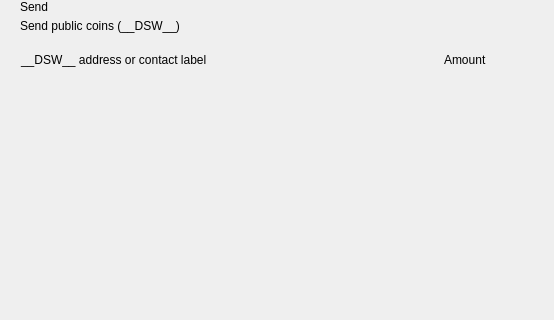
Qt form src/qt/pivx/forms/send.ui (decenomy/DSW) before a commit; both pictures show x 0 to 554 and y 0 to 320 of the 893 by 700 pixel window.
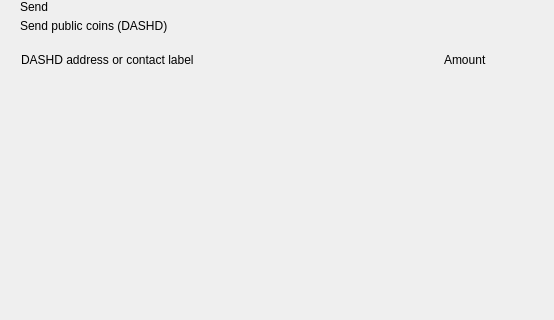
The same form after that commit. Custom widgets are drawn as their Qt base class.

```diff
--- a/src/qt/pivx/forms/send.ui
+++ b/src/qt/pivx/forms/send.ui
@@ -81,7 +81,7 @@
             <item>
              <widget class="QLabel" name="labelSubtitle1">
               <property name="text">
-               <string>Send public coins (__DSW__)</string>
+               <string>Send public coins (DASHD)</string>
               </property>
              </widget>
             </item>
@@ -141,7 +141,7 @@
              <string notr="true">margin-left:8px;</string>
             </property>
             <property name="text">
-             <string>__DSW__ address or contact label</string>
+             <string>DASHD address or contact label</string>
             </property>
            </widget>
           </item>
```
